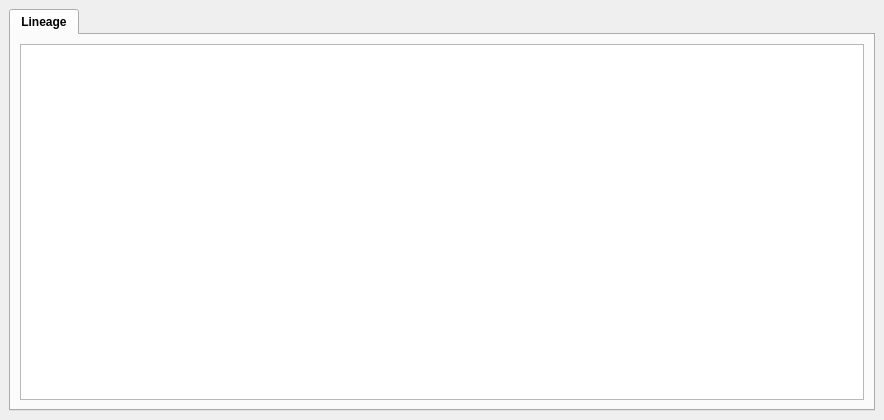
The window that Code/GUI/lib/Resources/QGoPrintDatabase.ui (gofigure2/GoFigure2) describes before a commit, drawn with Qt 5.
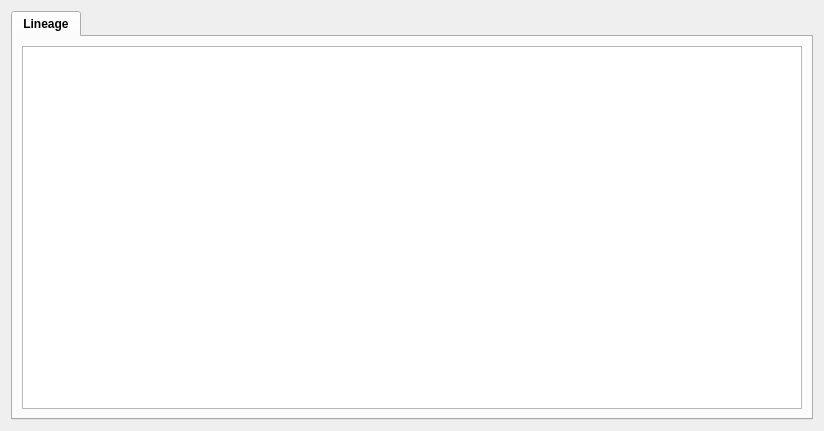
The same window after the commit.

Commit message: ENH: QGoPrintDatabase is now a QWidget. ENH: QGoTabImageView3Dwt::m_DataBaseTables is now in a vertical splitter with m_imageView (to save space).

Patch:
```diff
--- a/Code/GUI/lib/Resources/QGoPrintDatabase.ui
+++ b/Code/GUI/lib/Resources/QGoPrintDatabase.ui
@@ -1,24 +1,20 @@
 <?xml version="1.0" encoding="UTF-8"?>
 <ui version="4.0">
  <class>WidgetPrintDatabase</class>
- <widget class="QDockWidget" name="WidgetPrintDatabase">
+ <widget class="QWidget" name="WidgetPrintDatabase">
   <property name="geometry">
    <rect>
     <x>0</x>
     <y>0</y>
-    <width>884</width>
-    <height>420</height>
+    <width>824</width>
+    <height>431</height>
    </rect>
   </property>
-  <property name="allowedAreas">
-   <set>Qt::BottomDockWidgetArea|Qt::TopDockWidgetArea</set>
-  </property>
   <property name="windowTitle">
-   <string>DockWidget</string>
+   <string>Form</string>
   </property>
-  <widget class="QWidget" name="dockWidgetContents">
-   <layout class="QGridLayout" name="gridLayout">
-    <item row="0" column="0">
+  <layout class="QVBoxLayout" name="verticalLayout">
+   <item>
      <widget class="QTabWidget" name="DBTabWidget">
       <property name="sizePolicy">
        <sizepolicy hsizetype="Expanding" vsizetype="Expanding">
@@ -50,7 +46,6 @@
      </widget>
     </item>
    </layout>
-  </widget>
  </widget>
  <resources/>
  <connections/>
```
Lines whose indentation alone changed are shown as unchanged. The commit also changes 4 other files.
